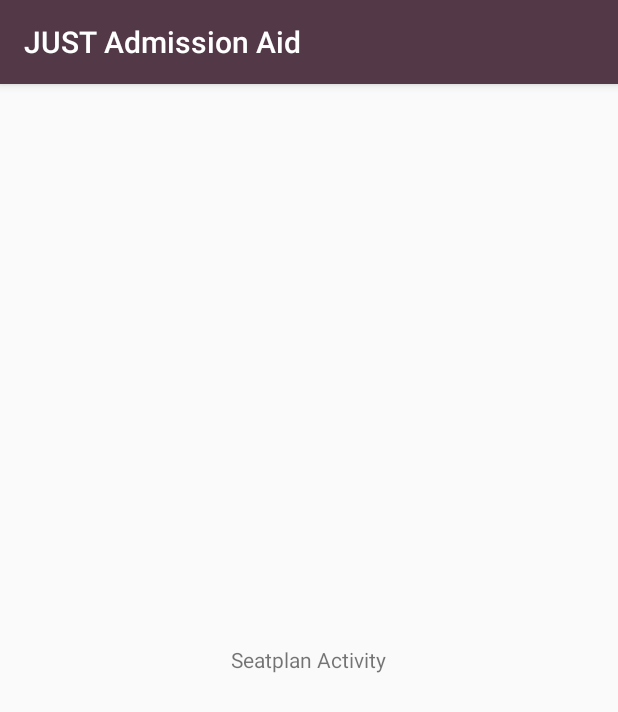
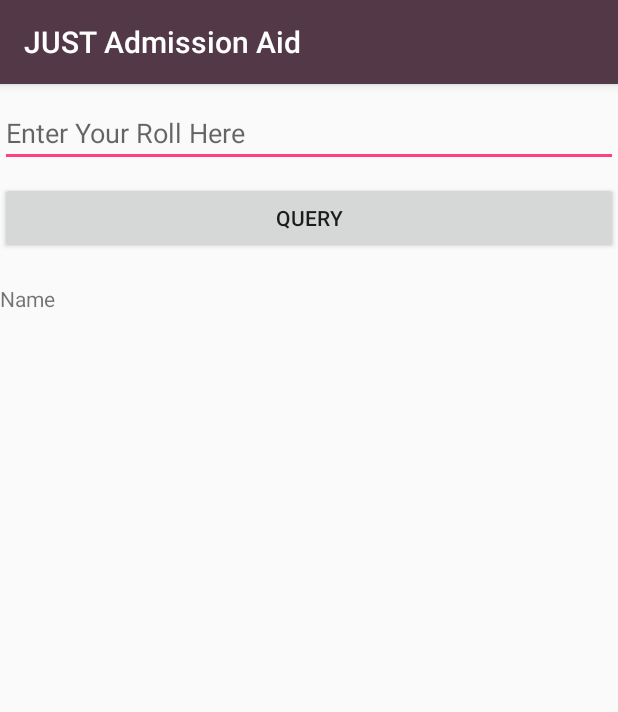
Before and after one commit to rabiulrafi/JUSTAdmissionAID, an Android app: the SeatPlan screen opened directly, with no data from a screen before it, on a phone screen of 412 x 824 dp. Shown: the top 712 px of the screen. Run offline under Robolectric (Android 15) with nearby library versions, the phone set to English and light mode, and no system bars.

Commit message:
Database

```diff
--- a/app/build.gradle
+++ b/app/build.gradle
@@ -26,7 +26,9 @@ dependencies {
     implementation 'com.android.support:design:28.0.0'
     testImplementation 'junit:junit:4.12'
     androidTestImplementation 'com.android.support.test:runner:1.0.2'
+    implementation 'com.github.barteksc:android-pdf-viewer:2.8.2'
     implementation 'com.readystatesoftware.sqliteasset:sqliteassethelper:+'
     implementation 'com.android.support:recyclerview-v7:28.0.0'
     androidTestImplementation 'com.android.support.test.espresso:espresso-core:3.0.2'
+
 }
--- a/app/src/main/java/com/example/dell/justadmissionaid/SeatPlan.java
+++ b/app/src/main/java/com/example/dell/justadmissionaid/SeatPlan.java
@@ -2,12 +2,38 @@ package com.example.dell.justadmissionaid;
 
 import android.support.v7.app.AppCompatActivity;
 import android.os.Bundle;
+import android.view.View;
+import android.widget.Button;
+import android.widget.EditText;
+import android.widget.TextView;
 
 public class SeatPlan extends AppCompatActivity {
+
+    public EditText roll;
+    public Button query_button;
+    public TextView result_name;
+
 
     @Override
     protected void onCreate(Bundle savedInstanceState) {
         super.onCreate(savedInstanceState);
         setContentView(R.layout.activity_seat_plan);
+
+        roll= (EditText)findViewById(R.id.roll);
+        query_button= (Button)findViewById(R.id.query);
+        result_name= (TextView) findViewById(R.id.name);
+
+        query_button.setOnClickListener(new View.OnClickListener() {
+            @Override
+            public void onClick(View v) {
+                DatabaseAccess databaseAccess= DatabaseAccess.getInstance(getApplicationContext());
+                databaseAccess.open();
+                String r=roll.getText().toString();
+                String name= databaseAccess.getName(r);
+
+                result_name.setText(name);
+                databaseAccess.close();
+            }
+        });
     }
 }
--- a/app/src/main/res/layout/activity_seat_plan.xml
+++ b/app/src/main/res/layout/activity_seat_plan.xml
@@ -4,12 +4,27 @@
     xmlns:tools="http://schemas.android.com/tools"
     android:layout_width="match_parent"
     android:layout_height="match_parent"
+    android:orientation="vertical"
     tools:context=".SeatPlan"
-    android:gravity="center">
+    >
+    <EditText
+        android:id="@+id/roll"
+        android:layout_marginTop="10dp"
+        android:layout_width="match_parent"
+        android:layout_height="wrap_content"
+        android:hint="Enter Your Roll Here "/>
+    <Button
+        android:id="@+id/query"
+        android:layout_marginTop="10dp"
+        android:layout_width="match_parent"
+        android:layout_height="wrap_content"
+        android:text="Query"/>
     <TextView
+        android:id="@+id/name"
+        android:layout_marginTop="20dp"
         android:layout_width="wrap_content"
         android:layout_height="wrap_content"
-        android:text="Seatplan Activity"
-        android:layout_gravity="center"/>
+        android:text="Name"
+        />
 
 </LinearLayout>
```
Also changed, not shown: app/src/main/java/com/example/dell/justadmissionaid/Database/Datebase.java (deleted, +0 -16 lines), app/src/main/java/com/example/dell/justadmissionaid/Info.java (+8 -0 lines), app/src/main/java/com/example/dell/justadmissionaid/Model/Admission.java (deleted, +0 -38 lines), app/src/main/res/layout/activity_info.xml (+6 -5 lines), 1 other file.
